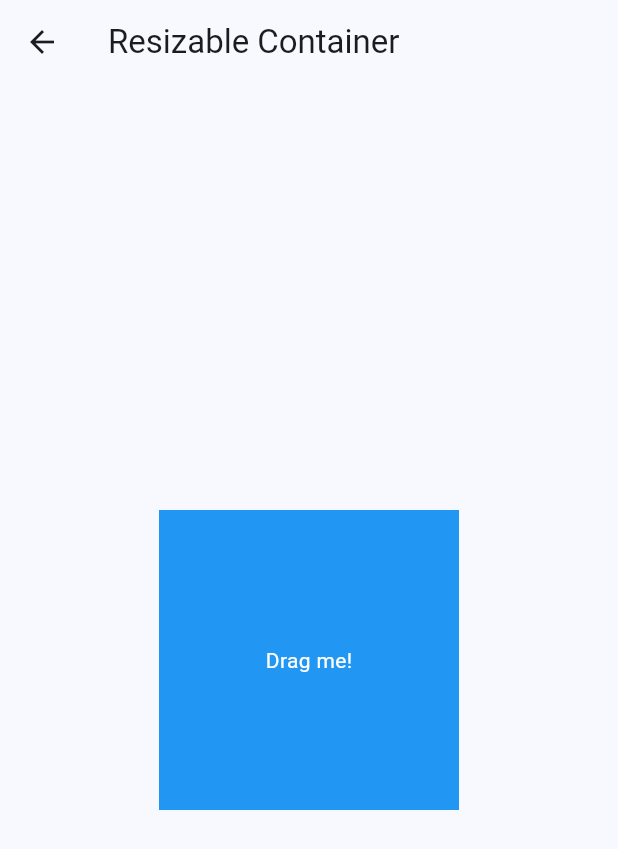
After one commit to v1k3sh/toDoApp, a Flutter app: the MyContainer screen opened directly, on a phone screen of 412 x 824 dp. The commit adds this screen. Shown: the top 849 px of the screen. Run offline on Flutter 3.47's test engine with Material 2 defaults, Android fonts, the phone set to English and light mode, and no system bars.

Commit message:
add ecopage and containerdrag pages

```diff
--- /dev/null
+++ b/lib/container.dart
@@ -0,0 +1,44 @@
+import 'package:flutter/material.dart';
+
+
+
+
+class MyContainer extends StatefulWidget {
+  @override
+  _MyContainerState createState() => _MyContainerState();
+}
+
+class _MyContainerState extends State<MyContainer> {
+  double containerWidth = 200.0;
+  double containerHeight = 200.0;
+
+  @override
+  Widget build(BuildContext context) {
+    return Scaffold(
+      appBar: AppBar(
+        title: Text('Resizable Container'),
+      ),
+      body: Center(
+        child: GestureDetector(
+          onPanUpdate: (details) {
+            setState(() {
+              containerWidth += details.delta.dx;
+              containerHeight += details.delta.dy;
+            });
+          },
+          child: Container(
+            width: containerWidth,
+            height: containerHeight,
+            color: Colors.blue,
+            child: Center(
+              child: Text(
+                'Drag me!',
+                style: TextStyle(color: Colors.white),
+              ),
+            ),
+          ),
+        ),
+      ),
+    );
+  }
+}
--- a/pubspec.yaml
+++ b/pubspec.yaml
@@ -59,8 +59,8 @@ flutter:
   uses-material-design: true
 
   # To add assets to your application, add an assets section, like this:
-  # assets:
-  #   - images/a_dot_burr.jpeg
+  assets:
+    - assets/images/
   #   - images/a_dot_ham.jpeg
 
   # An image asset can refer to one or more resolution-specific "variants", see
```
Also changed, not shown: lib/EcomAppPage.dart (added, +115 -0 lines), lib/main.dart (+18 -3 lines), assets/images/imp_shoes.jpg (added), pubspec.lock.
